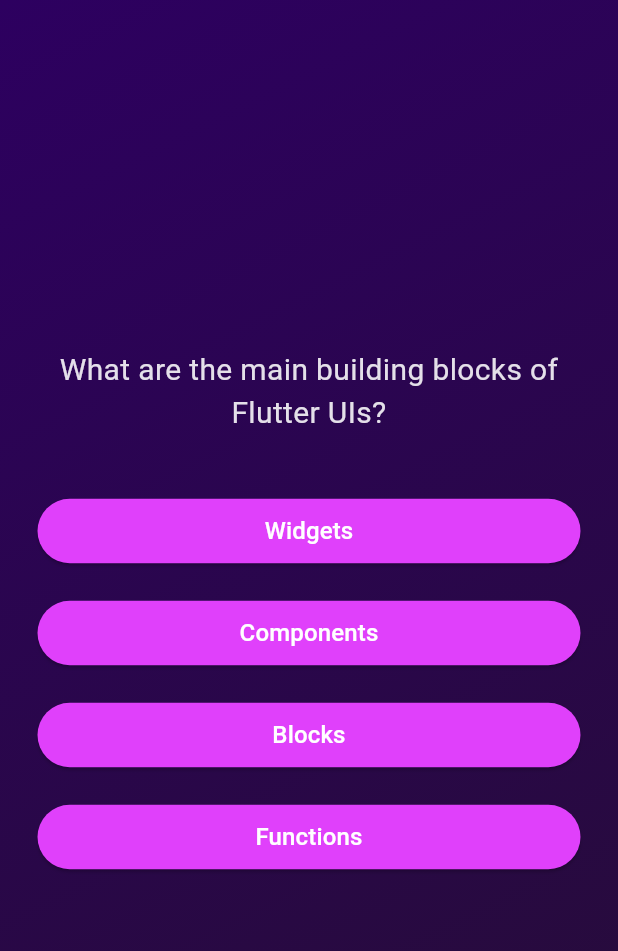
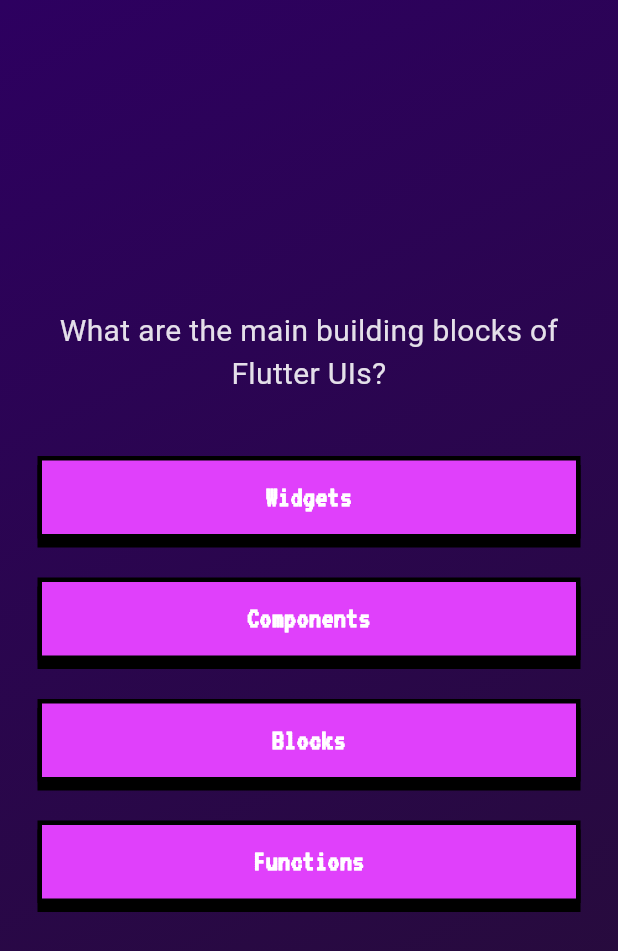
Before and after one commit to josuemj/Flutter-projects, a Flutter app: the screen it shows after launch, after a tap on "Start quiz", on a phone screen of 412 x 824 dp. Shown: the top 951 px of the screen. Run offline on Flutter 3.47's test engine with Material 3 defaults, Android fonts, the phone set to English and light mode, and no system bars; our stand-ins replace flutter_dotenv, flutter_riverpod, google_fonts, image_picker, location, transparent_image; missing offline and left inert: dart_eval.

Commit message:
feat: add `AnswerButton` widget with a 3D pixel-art style and interactive press effect.

```diff
--- a/quizz_app/lib/widgets/answer_button.dart
+++ b/quizz_app/lib/widgets/answer_button.dart
@@ -1,32 +1,80 @@
 import 'package:flutter/material.dart';
+import 'package:google_fonts/google_fonts.dart';
 
-class AnswerButton extends StatelessWidget {
+class AnswerButton extends StatefulWidget {
   const AnswerButton({
     required this.answerText,
     required this.onTap,
     super.key,
   });
+
   final String answerText;
   final void Function() onTap;
+
+  @override
+  State<AnswerButton> createState() => _AnswerButtonState();
+}
+
+class _AnswerButtonState extends State<AnswerButton> {
+  bool _isPressed = false;
+
   @override
   Widget build(BuildContext context) {
     return Container(
-      width: double.infinity,
-      margin: EdgeInsets.symmetric(horizontal: 5, vertical: 10),
-      child: ElevatedButton(
-        onPressed: onTap,
-        style: ElevatedButton.styleFrom(
-          padding: const EdgeInsets.symmetric(horizontal: 40, vertical: 10),
-          backgroundColor: Colors.purpleAccent,
-          foregroundColor: Colors.white,
-          shape: RoundedRectangleBorder(
-            borderRadius: BorderRadius.circular(40),
+      margin: const EdgeInsets.symmetric(horizontal: 5, vertical: 10),
+      // We use a GestureDetector to handle the press state
+      child: GestureDetector(
+        onTapDown: (_) => setState(() => _isPressed = true),
+        onTapUp: (_) => setState(() => _isPressed = false),
+        onTapCancel: () => setState(() => _isPressed = false),
+        onTap: widget.onTap,
+        child: SizedBox(
+          width: double.infinity,
+          child: Stack(
+            children: [
+              // 3D Shadow Layer (Static at the bottom)
+              Positioned(
+                bottom: 0,
+                left: 0,
+                right: 0,
+                top: 6, // Offset to create the depth
+                child: Container(
+                  decoration: const BoxDecoration(
+                    color: Colors.black, // Hard shadow color
+                    borderRadius: BorderRadius.zero, // Pixel art sharp corners
+                  ),
+                ),
+              ),
+              // Main Button Face Layer (Moves up and down)
+              AnimatedContainer(
+                duration: const Duration(milliseconds: 50),
+                width: double.infinity,
+                // When not pressed, we hold it up with margin-bottom.
+                // When pressed, we push it down with margin-top.
+                margin: EdgeInsets.only(
+                  bottom: _isPressed ? 0 : 6,
+                  top: _isPressed ? 6 : 0,
+                ),
+                padding:
+                    const EdgeInsets.symmetric(horizontal: 40, vertical: 10),
+                decoration: BoxDecoration(
+                  color: Colors.purpleAccent, // Main color
+                  border: Border.all(
+                      color: Colors.black, width: 3), // Thick pixel border
+                  borderRadius: BorderRadius.zero,
+                ),
+                child: Text(
+                  widget.answerText,
+                  textAlign: TextAlign.center,
+                  style: GoogleFonts.vt323(
+                    fontSize: 20,
+                    color: Colors.white,
+                    fontWeight: FontWeight.bold,
+                  ),
+                ),
+              ),
+            ],
           ),
-        ),
-        child: Text(
-          answerText,
-          textAlign: TextAlign.center,
-          style: TextStyle(fontSize: 16),
         ),
       ),
     );
```
